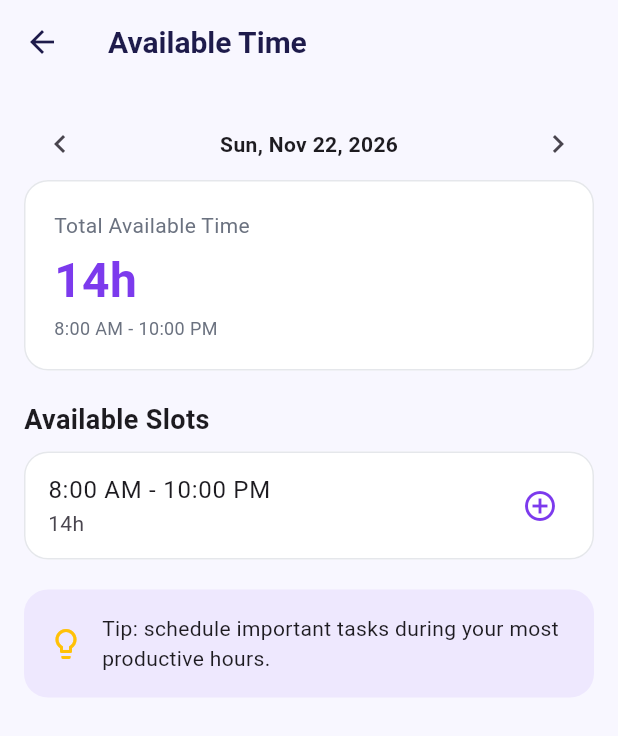
After one commit to Marinaderias/plannix, a Flutter app: the AvailableTimeScreen screen opened directly, on a phone screen of 412 x 824 dp. The commit adds this screen. Shown: the top 736 px of the screen. Run offline on Flutter 3.47's test engine with Material 3 defaults, Android fonts, the phone set to English and light mode, and no system bars; our stand-ins replace flutter_riverpod, supabase_flutter, table_calendar; accounts and stored records are empty.

Commit message:
Add available time screen

```diff
--- /dev/null
+++ b/lib/features/planner/presentation/available_time_screen.dart
@@ -0,0 +1,229 @@
+import 'package:flutter/material.dart';
+import 'package:flutter_riverpod/flutter_riverpod.dart';
+import 'package:intl/intl.dart';
+
+import '../../../core/scheduling/scheduled_item.dart';
+import '../../../core/scheduling/scheduling_service.dart';
+import '../../../core/theme/app_theme.dart';
+import '../../events/data/events_repository.dart';
+import '../../tasks/data/tasks_providers.dart';
+import '../../tasks/data/tasks_repository.dart';
+import '../../tasks/domain/task.dart';
+import '../../tasks/domain/task_enums.dart';
+
+const int _dayStartHour = 8;
+const int _dayEndHour = 22;
+
+class AvailableTimeScreen extends ConsumerStatefulWidget {
+  const AvailableTimeScreen({super.key, this.initialDay});
+
+  final DateTime? initialDay;
+
+  @override
+  ConsumerState<AvailableTimeScreen> createState() =>
+      _AvailableTimeScreenState();
+}
+
+class _AvailableTimeScreenState extends ConsumerState<AvailableTimeScreen> {
+  late DateTime _day = widget.initialDay ?? DateTime.now();
+
+  void _shift(int days) =>
+      setState(() => _day = _day.add(Duration(days: days)));
+
+  static String _format(Duration d) {
+    final h = d.inHours;
+    final m = d.inMinutes % 60;
+    if (h == 0) return '${m}m';
+    if (m == 0) return '${h}h';
+    return '${h}h ${m}m';
+  }
+
+  /// Lets the user pick an unscheduled task and puts it at the start of [slot].
+  Future<void> _scheduleInSlot(TimeSlot slot) async {
+    final tasks = ref.read(tasksProvider).value ?? [];
+    final candidates = tasks
+        .where((t) => !t.isScheduled && t.status != TaskStatus.completed)
+        .toList();
+
+    if (candidates.isEmpty) {
+      ScaffoldMessenger.of(context).showSnackBar(
+        const SnackBar(content: Text('No unscheduled tasks to place here')),
+      );
+      return;
+    }
+
+    final task = await showModalBottomSheet<Task>(
+      context: context,
+      showDragHandle: true,
+      builder: (ctx) => SafeArea(
+        child: ListView(
+          shrinkWrap: true,
+          children: [
+            const Padding(
+              padding: EdgeInsets.fromLTRB(16, 0, 16, 8),
+              child: Text('Choose a task',
+                  style: TextStyle(fontWeight: FontWeight.w700, fontSize: 16)),
+            ),
+            for (final t in candidates)
+              ListTile(
+                leading: Icon(Icons.circle, size: 12, color: t.priority.color),
+                title: Text(t.title),
+                subtitle: Text(
+                  t.estimatedDurationMinutes == null
+                      ? '1h (default)'
+                      : _format(Duration(minutes: t.estimatedDurationMinutes!)),
+                ),
+                onTap: () => Navigator.pop(ctx, t),
+              ),
+          ],
+        ),
+      ),
+    );
+    if (task == null || !mounted) return;
+
+    final duration = Duration(minutes: task.estimatedDurationMinutes ?? 60);
+    if (duration > slot.duration) {
+      ScaffoldMessenger.of(context).showSnackBar(
+        SnackBar(
+          content: Text(
+              '"${task.title}" needs ${_format(duration)} but this slot is ${_format(slot.duration)}'),
+          backgroundColor: Colors.red,
+        ),
+      );
+      return;
+    }
+
+    try {
+      await ref.read(tasksRepositoryProvider).scheduleTask(
+            task.id,
+            start: slot.start,
+            end: slot.start.add(duration),
+          );
+      ref.invalidate(tasksProvider);
+    } catch (_) {
+      if (!mounted) return;
+      ScaffoldMessenger.of(context).showSnackBar(
+        const SnackBar(
+          content: Text('Could not schedule the task'),
+          backgroundColor: Colors.red,
+        ),
+      );
+    }
+  }
+
+  @override
+  Widget build(BuildContext context) {
+    final tasks = ref.watch(tasksProvider).value ?? [];
+    final events = ref.watch(eventsProvider).value ?? [];
+
+    final items = <ScheduledItem>[
+      for (final e in events) ScheduledItem.fromEvent(e),
+      for (final t in tasks)
+        if (ScheduledItem.fromTask(t) != null) ScheduledItem.fromTask(t)!,
+    ];
+
+    final slots = SchedulingService.findFreeSlots(
+      dayStart: DateTime(_day.year, _day.month, _day.day, _dayStartHour),
+      dayEnd: DateTime(_day.year, _day.month, _day.day, _dayEndHour),
+      items: items,
+    );
+    final total = SchedulingService.totalFree(slots);
+    final timeFormat = DateFormat('h:mm a');
+
+    return Scaffold(
+      appBar: AppBar(title: const Text('Available Time')),
+      body: ListView(
+        padding: const EdgeInsets.all(16),
+        children: [
+          Row(
+            mainAxisAlignment: MainAxisAlignment.spaceBetween,
+            children: [
+              IconButton(
+                icon: const Icon(Icons.chevron_left),
+                onPressed: () => _shift(-1),
+              ),
+              Text(
+                DateFormat('EEE, MMM d, y').format(_day),
+                style: const TextStyle(fontWeight: FontWeight.w600),
+              ),
+              IconButton(
+                icon: const Icon(Icons.chevron_right),
+                onPressed: () => _shift(1),
+              ),
+            ],
+          ),
+          Card(
+            child: Padding(
+              padding: const EdgeInsets.all(20),
+              child: Column(
+                crossAxisAlignment: CrossAxisAlignment.start,
+                children: [
+                  const Text('Total Available Time',
+                      style: TextStyle(color: AppColors.textMuted)),
+                  const SizedBox(height: 4),
+                  Text(
+                    _format(total),
+                    style: const TextStyle(
+                      fontSize: 32,
+                      fontWeight: FontWeight.w700,
+                      color: AppColors.purple,
+                    ),
+                  ),
+                  Text(
+                    '${timeFormat.format(DateTime(2000, 1, 1, _dayStartHour))} - ${timeFormat.format(DateTime(2000, 1, 1, _dayEndHour))}',
+                    style: const TextStyle(
+                        fontSize: 12, color: AppColors.textMuted),
+                  ),
+                ],
+              ),
+            ),
+          ),
+          const SizedBox(height: 20),
+          const Text('Available Slots',
+              style: TextStyle(fontSize: 18, fontWeight: FontWeight.w700)),
+          const SizedBox(height: 8),
+          if (slots.isEmpty)
+            const Padding(
+              padding: EdgeInsets.all(24),
+              child: Center(
+                child: Text('No free time on this day',
+                    style: TextStyle(color: AppColors.textMuted)),
+              ),
+            )
+          else
+            for (final s in slots)
+              Card(
+                margin: const EdgeInsets.only(bottom: 8),
+                child: ListTile(
+                  title: Text(
+                      '${timeFormat.format(s.start)} - ${timeFormat.format(s.end)}'),
+                  subtitle: Text(_format(s.duration)),
+                  trailing: const Icon(Icons.add_circle_outline,
+                      color: AppColors.purple),
+                  onTap: () => _scheduleInSlot(s),
+                ),
+              ),
+          const SizedBox(height: 12),
+          Container(
+            padding: const EdgeInsets.all(16),
+            decoration: BoxDecoration(
+              color: AppColors.purple.withValues(alpha: 0.08),
+              borderRadius: BorderRadius.circular(16),
+            ),
+            child: const Row(
+              children: [
+                Icon(Icons.lightbulb_outline, color: Colors.amber),
+                SizedBox(width: 12),
+                Expanded(
+                  child: Text(
+                    'Tip: schedule important tasks during your most productive hours.',
+                  ),
+                ),
+              ],
+            ),
+          ),
+        ],
+      ),
+    );
+  }
+}
```
Also changed, not shown: lib/features/planner/presentation/planner_screen.dart (+10 -0 lines).
